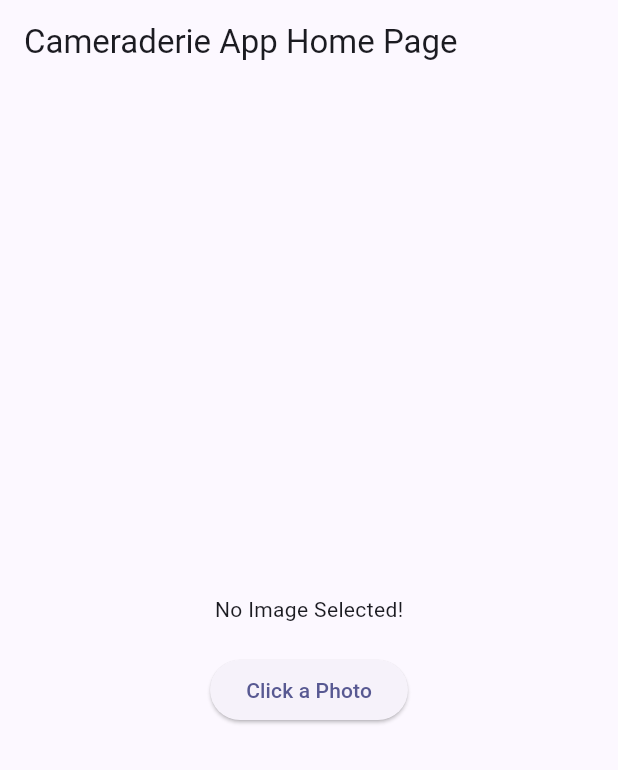
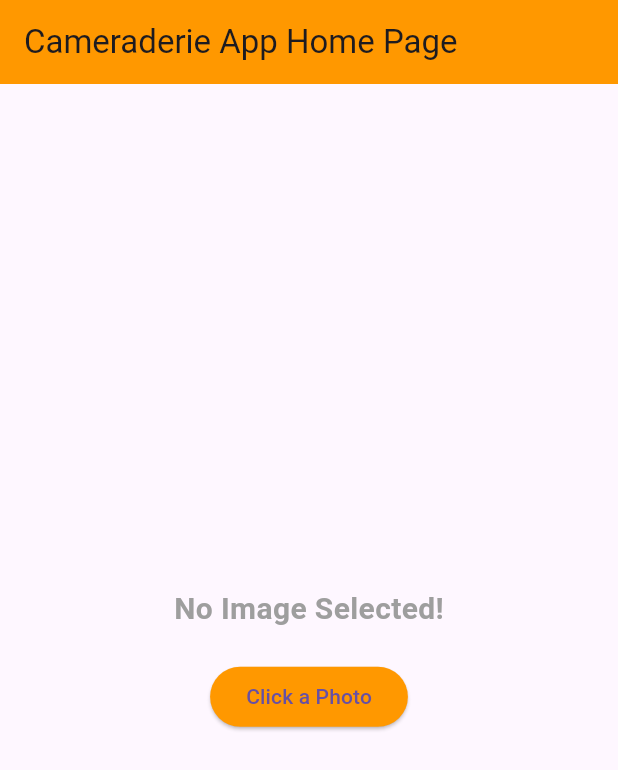
Before and after one commit to abijacob/cameraderie, a Flutter app: the screen it shows after launch, on a phone screen of 412 x 824 dp. Shown: the top 770 px of the screen. Run offline on Flutter 3.47's test engine with Material 3 defaults, Android fonts, the phone set to English and light mode, and no system bars; our stand-ins replace image_picker.

Commit message:
updated styling

```diff
--- a/cameraderieapp/lib/main.dart
+++ b/cameraderieapp/lib/main.dart
@@ -14,9 +14,15 @@ class MyApp extends StatelessWidget {
     return MaterialApp(
       title: 'Cameraderie Photo App',
       theme: ThemeData(
-        colorScheme: ColorScheme.fromSeed(
-            seedColor: const Color.fromARGB(255, 33, 18, 206)),
-        useMaterial3: true,
+        primarySwatch: Colors.orange,
+        elevatedButtonTheme: ElevatedButtonThemeData(
+          style: ButtonStyle(
+            backgroundColor: MaterialStateProperty.all<Color>(Colors.orange),
+          ),
+        ),
+        appBarTheme: const AppBarTheme(
+          backgroundColor: Colors.orange,
+        ),
       ),
       home: const CameraderieApp(title: 'Cameraderie App Home Page'),
     );
@@ -56,7 +62,14 @@ class _CameraderieAppState extends State<CameraderieApp> {
           mainAxisAlignment: MainAxisAlignment.center,
           children: <Widget>[
             _imageFile == null
-                ? const Text('No Image Selected!')
+                ? const Text(
+                    'No Image Selected!',
+                    style: TextStyle(
+                      fontSize: 20,
+                      fontWeight: FontWeight.bold,
+                      color: Color.fromRGBO(158, 158, 158, 1.0),
+                    ),
+                  )
                 : Image.file(
                     _imageFile!,
                     height: 300,
```
